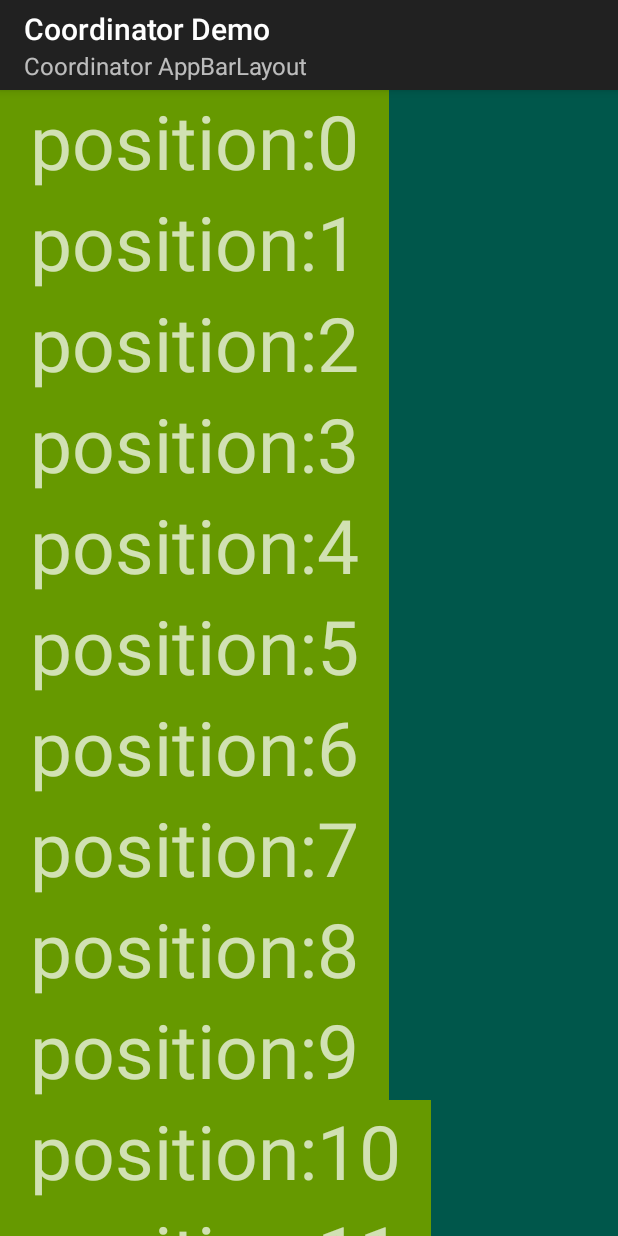
After one commit to orient33/demoKotlin, an Android app: the fragment CoordinatorFragment2 placed in its activity, on a phone screen of 412 x 824 dp. The commit adds this screen. Run offline under Robolectric (Android 15) with nearby library versions, the phone set to English and light mode, and no system bars.

Commit message:
add coordinator layout demo

```diff
--- /dev/null
+++ b/app/src/main/java/com/example/coordinator/CoordinatorFragment2.kt
@@ -0,0 +1,51 @@
+package com.example.coordinator
+
+import android.annotation.SuppressLint
+import android.os.Bundle
+import android.view.*
+import android.widget.TextView
+import androidx.fragment.app.Fragment
+import androidx.recyclerview.widget.LinearLayoutManager
+import androidx.recyclerview.widget.RecyclerView
+import com.example.kotlindemo.R
+import kotlinx.android.synthetic.main.fragment_coordinator2.*
+
+//学习自 https://www.jianshu.com/p/640f4ef05fb2
+class CoordinatorFragment2 : Fragment() {
+    override fun onCreateView(
+            inflater: LayoutInflater,
+            container: ViewGroup?,
+            savedInstanceState: Bundle?
+    ): View? { //这个 layout 可以是2, 3,,这里随机一下..
+        val layoutId = if (System.currentTimeMillis().toInt() % 2 == 0)
+            R.layout.fragment_coordinator2 else R.layout.fragment_coordinator3
+        return inflater.inflate(layoutId, container, false)
+    }
+
+    override fun onViewCreated(view: View, savedInstanceState: Bundle?) {
+//        toolbar.navigationIcon = null
+//        toolbar.setLogo(R.drawable.ic_launcher_foreground)
+        toolbar.title = "Coordinator Demo"
+        toolbar.subtitle = "Coordinator AppBarLayout"
+        listView.layoutManager = LinearLayoutManager(view.context, LinearLayoutManager.VERTICAL, false)
+        listView.adapter = object : RecyclerView.Adapter<VH>() {
+            override fun onCreateViewHolder(parent: ViewGroup, viewType: Int): VH {
+                return VH(LayoutInflater.from(parent.context).inflate(R.layout.item, parent, false))
+            }
+
+            @SuppressLint("SetTextI18n")
+            override fun onBindViewHolder(holder: VH, position: Int) {
+                holder.text.text = "position:$position"
+            }
+
+            override fun getItemCount(): Int {
+                return 21
+            }
+
+        }
+    }
+
+    class VH(v: View) : RecyclerView.ViewHolder(v) {
+        val text = v as TextView
+    }
+}
--- a/app/src/main/java/com/example/kotlindemo/MainActivity.kt
+++ b/app/src/main/java/com/example/kotlindemo/MainActivity.kt
@@ -10,6 +10,7 @@ import android.view.ViewGroup
 import android.widget.AdapterView
 import android.widget.BaseAdapter
 import android.widget.TextView
+import com.example.coordinator.*
 import com.example.displayCut
 import kotlinx.android.synthetic.main.activity_main.*
 import java.text.SimpleDateFormat
@@ -19,7 +20,7 @@ import java.util.*
 
 class MainActivity : AppCompatActivity(), AdapterView.OnItemClickListener, IActivity {
 
-    lateinit var fm: androidx.fragment.app.FragmentManager
+    lateinit var fm: FragmentManager
     override fun onCreate(savedInstanceState: Bundle?) {
         super.onCreate(savedInstanceState)
         displayCut(this)
@@ -38,6 +39,7 @@ class MainActivity : AppCompatActivity(), AdapterView.OnItemClickListener, IActi
                 Pair("ROOM数据库", "com.example.room.RoomFragment"),
                 Pair("LauncherApp列表", "com.example.appinfo.AppListFragment"),
                 Pair("应用列表", "com.example.appinfo.PkgListFragment"),
+                Pair("Coordinator1", CoordinatorFragment2::class.java.name),
                 Pair("画中画", "com.example.pip.PiPFragment")
         )
         listView.onItemClickListener = this
@@ -104,11 +106,11 @@ class MainActivity : AppCompatActivity(), AdapterView.OnItemClickListener, IActi
     override fun onItemClick(parent: AdapterView<*>?, view: View?, position: Int, id: Long) {
         if (view == null) return
         val tag = (view.tag as Pair<*, *>).second
-        val fragment = androidx.fragment.app.Fragment.instantiate(this, tag as String)
+        val fragment = Fragment.instantiate(this, tag as String)
         toFragment(fragment)
     }
 
-    override fun toFragment(fragment: androidx.fragment.app.Fragment) {
+    override fun toFragment(fragment: Fragment) {
         fm.beginTransaction()
                 .setCustomAnimations(
                         R.anim.slide_in_right, R.anim.slide_out_right,
--- /dev/null
+++ b/app/src/main/res/layout/fragment_coordinator2.xml
@@ -0,0 +1,27 @@
+<?xml version="1.0" encoding="utf-8"?>
+<androidx.coordinatorlayout.widget.CoordinatorLayout xmlns:android="http://schemas.android.com/apk/res/android"
+    xmlns:app="http://schemas.android.com/apk/res-auto"
+    xmlns:tools="http://schemas.android.com/tools"
+    android:layout_width="match_parent"
+    android:layout_height="match_parent"
+    android:background="@color/colorPrimaryDark"
+    android:clickable="true"
+    tools:ignore="KeyboardInaccessibleWidget">
+
+    <com.google.android.material.appbar.AppBarLayout
+        android:layout_width="match_parent"
+        android:layout_height="wrap_content">
+
+        <androidx.appcompat.widget.Toolbar
+            android:id="@+id/toolbar"
+            android:layout_width="match_parent"
+            android:layout_height="60dp"
+            app:layout_scrollFlags="scroll|enterAlways" />
+    </com.google.android.material.appbar.AppBarLayout>
+
+    <androidx.recyclerview.widget.RecyclerView
+        android:id="@+id/listView"
+        android:layout_width="wrap_content"
+        android:layout_height="wrap_content"
+        app:layout_behavior="@string/appbar_scrolling_view_behavior" />
+</androidx.coordinatorlayout.widget.CoordinatorLayout>
```
Also changed, not shown: app/build.gradle (+5 -5 lines), app/src/main/java/com/example/coordinator/Behavior.kt (added, +27 -0 lines), app/src/main/java/com/example/coordinator/CoordinatorFragment.kt (added, +32 -0 lines), app/src/main/res/layout/fragment_coordinator.xml (added, +20 -0 lines), app/src/main/res/layout/fragment_coordinator3.xml (added, +57 -0 lines). Lines whose indentation alone changed are shown as unchanged.
